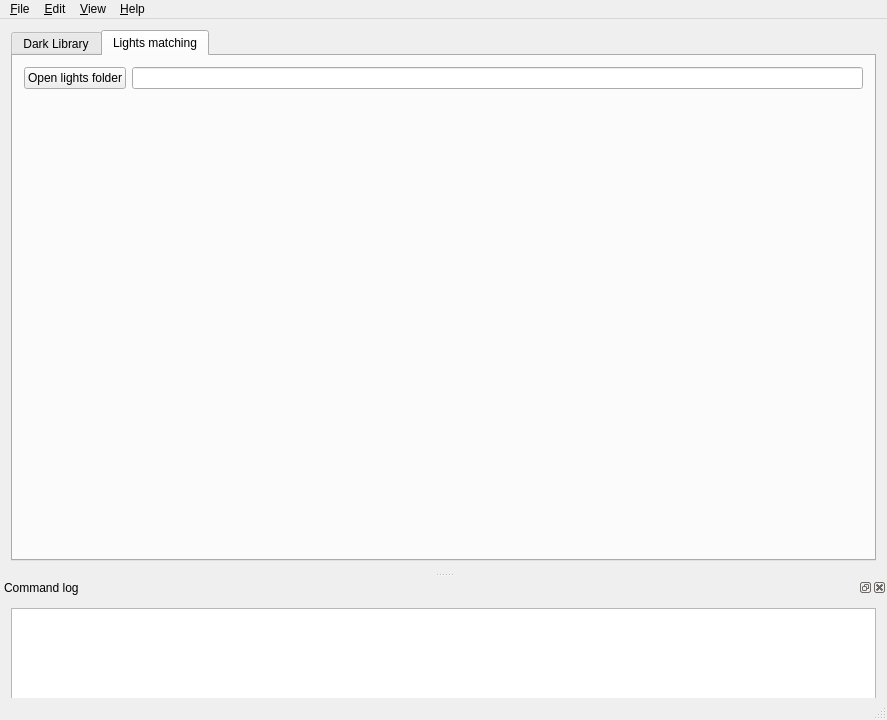
Before: the Qt Designer form src/gui/forms/mainWindow.ui in deufrai/astrawdark-src, drawn with Qt 5.
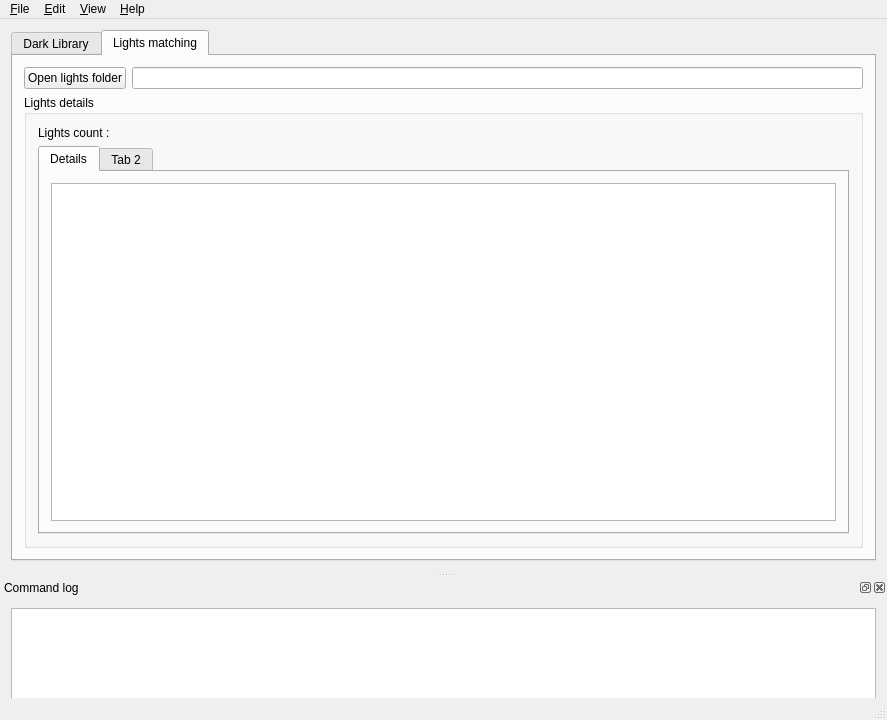
After: the same form once the commit is applied. Icons and pictures are not drawn. Custom widgets are drawn as their Qt base class.

Commit message: ARD-77: added table view for scanned lights details

What changed in the file:
```diff
--- a/src/gui/forms/mainWindow.ui
+++ b/src/gui/forms/mainWindow.ui
@@ -195,7 +195,7 @@
        <attribute name="title">
         <string>Lights matching</string>
        </attribute>
-       <layout class="QVBoxLayout" name="verticalLayout">
+       <layout class="QVBoxLayout" name="verticalLayout_2">
         <item>
          <layout class="QHBoxLayout" name="horizontalLayout_3">
           <item>
@@ -215,17 +215,42 @@
          </layout>
         </item>
         <item>
-         <spacer name="verticalSpacer">
-          <property name="orientation">
-           <enum>Qt::Vertical</enum>
+         <widget class="QGroupBox" name="groupBox_3">
+          <property name="title">
+           <string>Lights details</string>
           </property>
-          <property name="sizeHint" stdset="0">
-           <size>
-            <width>20</width>
-            <height>40</height>
-           </size>
-          </property>
-         </spacer>
+          <layout class="QVBoxLayout" name="verticalLayout">
+           <item>
+            <widget class="QLabel" name="lblLightsCount">
+             <property name="text">
+              <string>Lights count :</string>
+             </property>
+            </widget>
+           </item>
+           <item>
+            <widget class="QTabWidget" name="tabLightsDetailsWidget">
+             <property name="currentIndex">
+              <number>0</number>
+             </property>
+             <widget class="QWidget" name="tabLightDetailsIndex">
+              <attribute name="title">
+               <string>Details</string>
+              </attribute>
+              <layout class="QGridLayout" name="gridLayout_8">
+               <item row="0" column="0">
+                <widget class="QTableView" name="tblLightsList"/>
+               </item>
+              </layout>
+             </widget>
+             <widget class="QWidget" name="tab_2">
+              <attribute name="title">
+               <string>Tab 2</string>
+              </attribute>
+             </widget>
+            </widget>
+           </item>
+          </layout>
+         </widget>
         </item>
        </layout>
       </widget>
```
The commit also changes 4 other files.
